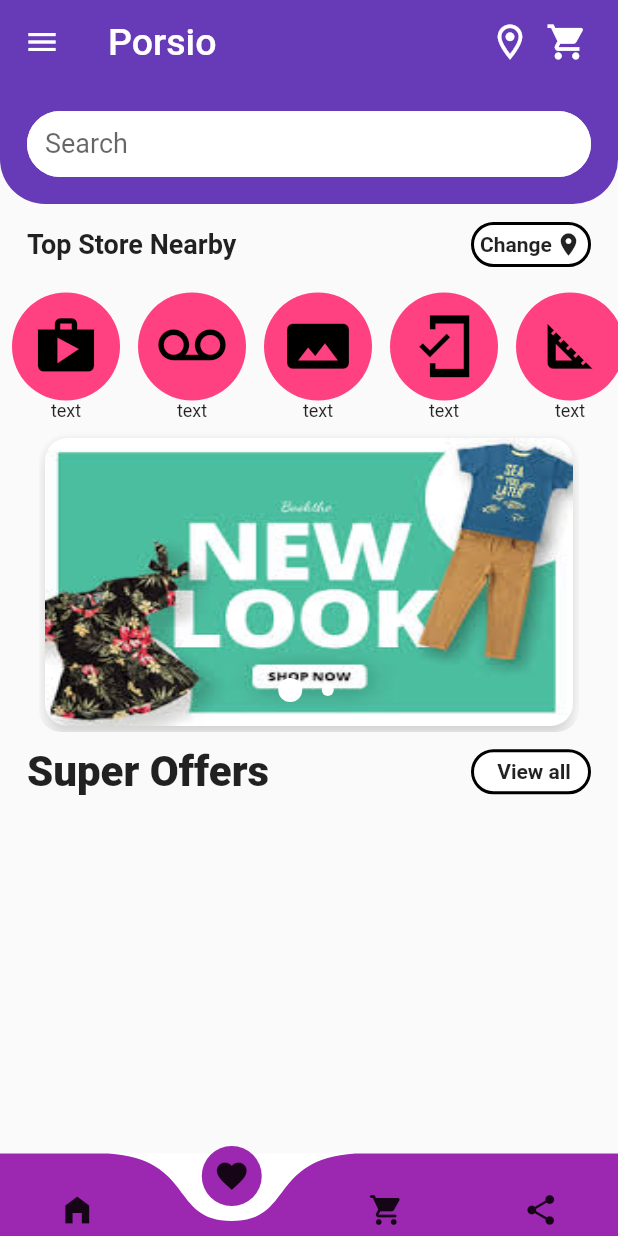
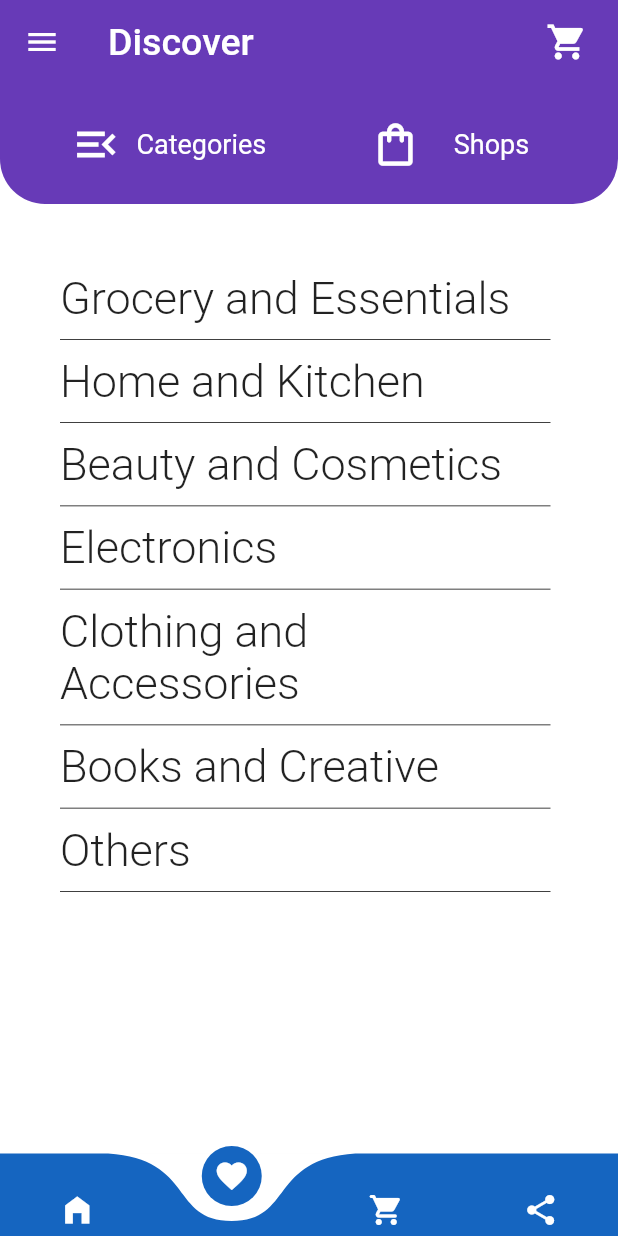
Before and after one commit to shreyashganvir77/ecommerce_platform_crio_do_flutter, a Flutter app: the screen it shows after launch, item 2 of the bottom bar chosen, on a phone screen of 412 x 824 dp. Run offline on Flutter 3.47's test engine with Material 2 defaults, Android fonts, the phone set to English and light mode, and no system bars; drawn by our look-alikes of carousel_pro, curved_navigation_bar.

Commit message:
new commit

```diff
--- a/lib/main.dart
+++ b/lib/main.dart
@@ -1,3 +1,5 @@
+import 'package:ecommerce_platform_crio_do/ui/discover.dart';
+import 'package:ecommerce_platform_crio_do/ui/orders.dart';
 import 'package:flutter/material.dart';
 import 'package:curved_navigation_bar/curved_navigation_bar.dart';
 import 'ui/homepage.dart';
@@ -14,12 +16,17 @@ class MyApp extends StatefulWidget {
 class _MyAppState extends State<MyApp> {
   @override
   int _page = 0;
+  List<Widget> Screens = [HomePage(), Discover(), Orders()];
   Widget build(BuildContext context) {
     return MaterialApp(
       home: Scaffold(
-        body: HomePage(),
+        body: Screens[_page],
         bottomNavigationBar: CurvedNavigationBar(
-          color: Colors.purple,
+          color: Colors.blue[800],
+          buttonBackgroundColor: Colors.blue[800],
+          animationDuration: Duration(
+            milliseconds: 300,
+          ),
           height: 55.0,
           index: 0,
           backgroundColor: Colors.white,
@@ -30,10 +37,10 @@ class _MyAppState extends State<MyApp> {
           },
           letIndexChange: (index) => true,
           items: [
-            Icon(Icons.home_filled),
-            Icon(Icons.favorite),
-            Icon(Icons.shopping_cart_rounded),
-            Icon(Icons.share_rounded),
+            Icon(Icons.home_filled, color: Colors.white,),
+            Icon(Icons.favorite, color: Colors.white,),
+            Icon(Icons.shopping_cart_rounded, color: Colors.white,),
+            Icon(Icons.share_rounded, color: Colors.white,),
           ],
         ),
       )
--- /dev/null
+++ b/lib/ui/discover.dart
@@ -0,0 +1,411 @@
+import 'package:flutter/cupertino.dart';
+import 'package:flutter/material.dart';
+
+List<Widget> Categories = [
+  Text('Grocery and Essentials',
+    style: TextStyle(
+      fontSize: 30.0,
+      fontWeight: FontWeight.w300,
+    ),
+  ),
+  Text('Home and Kitchen',
+    style: TextStyle(
+      fontSize: 30.0,
+      fontWeight: FontWeight.w300,
+    ),),
+  Text('Beauty and Cosmetics',
+    style: TextStyle(
+      fontSize: 30.0,
+      fontWeight: FontWeight.w300,
+    ),),
+  Text('Electronics',
+    style: TextStyle(
+      fontSize: 30.0,
+      fontWeight: FontWeight.w300,
+    ),),
+  Text('Clothing and Accessories',
+    style: TextStyle(
+      fontSize: 30.0,
+      fontWeight: FontWeight.w300,
+    ),),
+  Text('Books and Creative',
+    style: TextStyle(
+      fontSize: 30.0,
+      fontWeight: FontWeight.w300,
+    ),),
+  Text('Others',
+    style: TextStyle(
+      fontSize: 30.0,
+      fontWeight: FontWeight.w300,
+    ),),
+];
+List<Widget> Shops = [
+  ListTile(
+    leading: Icon(Icons.shop, size: 30.0, color: Colors.black,),
+    title: Text('Pans Shop',
+      style: TextStyle(
+        fontSize: 30.0,
+        fontWeight: FontWeight.w300,
+      ),),
+  ),
+  ListTile(
+    leading: Icon(Icons.voicemail_outlined, size: 30.0, color: Colors.black,),
+    title: Text('Clothing Debug',
+      style: TextStyle(
+        fontSize: 30.0,
+        fontWeight: FontWeight.w300,
+      ),),
+  ),
+  ListTile(
+    leading: Icon(Icons.panorama, size: 30.0, color: Colors.black,),
+    title: Text('Dummy Shoe',
+      style: TextStyle(
+        fontSize: 30.0,
+        fontWeight: FontWeight.w300,
+      ),),
+  ),
+  ListTile(
+    leading: Icon(Icons.mobile_friendly_sharp, size: 30.0, color: Colors.black,),
+    title: Text('Testing',
+      style: TextStyle(
+        fontSize: 30.0,
+        fontWeight: FontWeight.w300,
+      ),),
+  ),
+  ListTile(
+    leading: Icon(Icons.square_foot, size: 30.0, color: Colors.black,),
+    title: Text('Footwear',
+      style: TextStyle(
+        fontSize: 30.0,
+        fontWeight: FontWeight.w300,
+      ),),
+  ),
+  ListTile(
+    leading: Icon(Icons.sports_football, size: 30.0, color: Colors.black,),
+    title: Text('Dummy',
+      style: TextStyle(
+        fontSize: 30.0,
+        fontWeight: FontWeight.w300,
+      ),),
+  ),
+  ListTile(
+    leading: Icon(Icons.collections_sharp, size: 30.0, color: Colors.black,),
+    title: Text('Cosmetic Debug',
+      style: TextStyle(
+        fontSize: 30.0,
+        fontWeight: FontWeight.w300,
+      ),),
+  ),
+  ListTile(
+    leading: Icon(Icons.data_usage_sharp, size: 30.0, color: Colors.black,),
+    title: Text('Dummy Dhop',
+      style: TextStyle(
+        fontSize: 30.0,
+        fontWeight: FontWeight.w300,
+      ),),
+  ),
+  ListTile(
+    leading: Icon(Icons.tv_rounded, size: 30.0, color: Colors.black,),
+    title: Text('TV Debug',
+      style: TextStyle(
+        fontSize: 30.0,
+        fontWeight: FontWeight.w300,
+      ),),
+  ),
+];
+
+
+class Discover extends StatefulWidget {
+  @override
+  _DiscoverState createState() => _DiscoverState();
+}
+
+class _DiscoverState extends State<Discover> {
+  Color _color1 = Colors.white;
+  Color _colorbg1 = Colors.deepPurple;
+  Color _color2 = Colors.white;
+  Color _colorbg2 = Colors.deepPurple;
+  var _display = Categories;
+  @override
+  Widget build(BuildContext context) {
+    return SafeArea(
+      child: Scaffold(
+        appBar: AppBar(
+          title:
+          Text(
+            'Discover',
+            style: TextStyle(
+              fontSize: 25.0,),
+          ),
+          actions: [
+            Icon(Icons.shopping_cart,size: 28.0,),
+            SizedBox(
+              width: 20.0,
+            ),
+          ],
+          elevation: 0.0,
+          backgroundColor: Colors.deepPurple,
+        ),
+        drawer: Drawer(
+          child: Column(
+            children: [
+              Container(
+                height: 180.0,
+                width: 310.0,
+                decoration: BoxDecoration(
+                    color: Colors.deepPurple,
+                    borderRadius: BorderRadius.vertical(bottom: Radius.circular(30.0),),
+                    gradient: LinearGradient(
+                      begin: Alignment.topCenter,
+                      end: Alignment.bottomRight,
+                      colors: [Colors.pink, Colors.purple],
+                    )
+                ),
+                child: Column(
+                  crossAxisAlignment: CrossAxisAlignment.start,
+                  children: [
+                    Padding(
+                      padding: const EdgeInsets.only(top: 28.0, left: 40.0),
+                      child: CircleAvatar(
+                        radius: 33.0,
+                        backgroundColor: Colors.white,
+                        child: Icon(
+                          Icons.person,
+                          size: 60.0,
+                          color: Colors.black,
+                        ),
+                      ),
+                    ),
+                    Padding(
+                      padding: const EdgeInsets.only(left: 40.0, top: 20.0),
+                      child: Text(
+                        'Swapnil Singh',
+                        style: TextStyle(
+                          fontSize: 25.0,
+                          fontWeight: FontWeight.w800,
+                          color: Colors.white,
+                        ),
+                      ),
+                    )
+                  ],
+                ),
+              ),
+              Padding(
+                padding: const EdgeInsets.all(28.0),
+                child: ListView(
+                  shrinkWrap: true,
+                  scrollDirection: Axis.vertical,
+                  children: [
+                    Row(
+                      mainAxisAlignment: MainAxisAlignment.start,
+                      children: [
+                        Icon(Icons.favorite, size: 28.0,),
+                        SizedBox(
+                          width: 20.0,
+                        ),
+                        Text(
+                          'Wishlist',
+                          style: TextStyle(
+                              fontWeight: FontWeight.w400,
+                              fontSize: 24.0
+                          ),
+                        ),
+                      ],
+                    ),
+                    SizedBox(
+                      height: 12.0,
+                    ),
+                    Row(
+                      mainAxisAlignment: MainAxisAlignment.start,
+                      children: [
+                        Icon(Icons.feedback_rounded, size: 28.0,),
+                        SizedBox(
+                          width: 20.0,
+                        ),
+                        Text(
+                          'Feedback',
+                          style: TextStyle(
+                            fontSize: 24.0,
+                            fontWeight: FontWeight.w400,
+                          ),
+                        ),
+                      ],
+                    ),
+                    SizedBox(
+                      height: 12.0,
+                    ),
+                    Row(
+                      mainAxisAlignment: MainAxisAlignment.start,
+                      children: [
+                        Icon(Icons.logout, size: 28.0,),
+                        SizedBox(
+                          width: 20.0,
+                        ),
+                        Text(
+                          'Logout',
+                          style: TextStyle(
+                              fontWeight: FontWeight.w400,
+                              fontSize: 24.0
+                          ),
+                        ),
+                      ],
+                    ),
+                    SizedBox(
+                      height: 12.0,
+                    ),
+                    Row(
+                      mainAxisAlignment: MainAxisAlignment.start,
+                      children: [
+                        Icon(Icons.help_rounded, size: 28.0,),
+                        SizedBox(
+                          width: 20.0,
+                        ),
+                        Text(
+                          'Help',
+                          style: TextStyle(
+                            fontSize: 24.0,
+                            fontWeight: FontWeight.w400,
+                          ),
+                        ),
+                      ],
+                    ),
+                  ],
+                ),
+              ),
+            ],
+          ),
+        ),
+        backgroundColor: Colors.white,
+        body: Column(
+          mainAxisAlignment: MainAxisAlignment.start,
+          crossAxisAlignment: CrossAxisAlignment.stretch,
+          children: [
+            Container(
+              alignment: Alignment.center,
+              height: 80.0,
+              decoration: BoxDecoration(
+                color: Colors.deepPurple,
+                borderRadius: BorderRadius.vertical(bottom: Radius.circular(30.0),),
+              ),
+              child: Row(
+                mainAxisAlignment: MainAxisAlignment.spaceEvenly,
+                children: [
+                  GestureDetector(
+                    child: Container(
+                      width: 150.0,
+                      height: 50.0,
+                      decoration: BoxDecoration(
+                        color: _colorbg1,
+                        borderRadius: BorderRadius.circular(19.0),
+                      ),
+                      child: Row(
+                        textBaseline: TextBaseline.alphabetic,
+                        mainAxisAlignment: MainAxisAlignment.spaceEvenly,
+                        children: [
+                          Icon(Icons.menu_open, size: 34.0,color: _color1,),
+                          Text(
+                            'Categories',
+                            style: TextStyle(
+                              color: _color1,
+                              fontWeight: FontWeight.w400,
+                              fontSize: 18.0,
+                            ),
+                          ),
+                        ],
+                      ),
+                    ),
+                    onTap: (){
+                      setState(() {
+                        print('detected');
+                        if(_color1 == Colors.white){
+                          _color1 = Colors.deepPurple;
+                          _colorbg1 = Colors.white;
+                          _color2 = Colors.white;
+                          _colorbg2 = Colors.deepPurple;
+                          _display = Categories;
+                        }
+                        else{
+                          _color1 = Colors.white;
+                          _colorbg1 = Colors.deepPurple;
+                          _color2 = Colors.white;
+                          _colorbg2 = Colors.deepPurple;
+                        }
+                      });
+                    },
+                  ),
+                  GestureDetector(
+                    child: Container(
+                      width: 150.0,
+                      height: 50.0,
+                      decoration: BoxDecoration(
+                        color: _colorbg2,
+                        borderRadius: BorderRadius.circular(19.0),
+                      ),
+                      child: Row(
+                        textBaseline: TextBaseline.alphabetic,
+                        mainAxisAlignment: MainAxisAlignment.spaceEvenly,
+                        children: [
+                          Icon(Icons.shopping_bag_outlined, size: 34.0,color: _color2,),
+                          Text(
+                            'Shops',
+                            style: TextStyle(
+                              color: _color2,
+                              fontWeight: FontWeight.w400,
+                              fontSize: 18.0,
+                            ),
+                          ),
+                        ],
+                      ),
+                    ),
+                    onTap: (){
+                      setState(() {
+                        print('detected');
+                        if(_color2 == Colors.white){
+                          _color2 = Colors.deepPurple;
+                          _colorbg2 = Colors.white;
+                          _color1 = Colors.white;
+                          _colorbg1 = Colors.deepPurple;
+                          _display = Shops;
+                        }
+                        else{
+                          _color2 = Colors.white;
+                          _colorbg2 = Colors.deepPurple;
+                          _color1 = Colors.deepPurple;
+                          _colorbg1 = Colors.white;
+                          _display = Categories;
+                        }
+                      });
+                    },
+                  ),
+                ],
+              ),
+            ),
+            Padding(
+              padding: const EdgeInsets.only(top:35.0, left: 40.0, right: 45.0),
+              child: Container(
+                height: 500.0,
+                alignment: Alignment.center,
+                child: ListView.builder(
+                  itemCount: Categories.length,
+                  itemBuilder: (context, index){
+                    return Container(
+                      decoration: BoxDecoration(
+                        border: Border(
+                          bottom: BorderSide(width: 0.5),
+                        ),
+                      ),
+                      child: Padding(
+                        padding: const EdgeInsets.only(top:10.0, bottom: 10),
+                        child: _display[index],
+                      ),
+                    );
+                  },
+              ),
+            ),
+            ),
+          ],
+        ),
+      ),
+    );
+  }
+}
--- a/lib/ui/homepage.dart
+++ b/lib/ui/homepage.dart
@@ -162,6 +162,7 @@ class _HomePageState extends State<HomePage> {
             ],
           ),
         ),
+        backgroundColor: Colors.white,
         body: Column(
           children: [
             Container(
--- a/pubspec.yaml
+++ b/pubspec.yaml
@@ -82,7 +82,9 @@ flutter:
   # To add assets to your application, add an assets section, like this:
   assets:
     - images/fresh.jpg
-    - shitts.jpg
+    - images/shitts.jpg
+    - images/orders.webp
+    - images/cart.jpg
 
   # An image asset can refer to one or more resolution-specific "variants", see
   # https://flutter.dev/assets-and-images/#resolution-aware.
```
Also changed, not shown: lib/ui/orders.dart (added, +182 -0 lines), images/cart.jpg (added), images/orders.webp (added).
